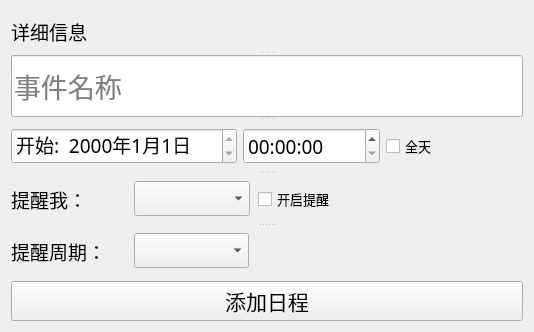
First picture: the form in calendar.ui, repository newt-rgb/StackOverFlow, before the edit.
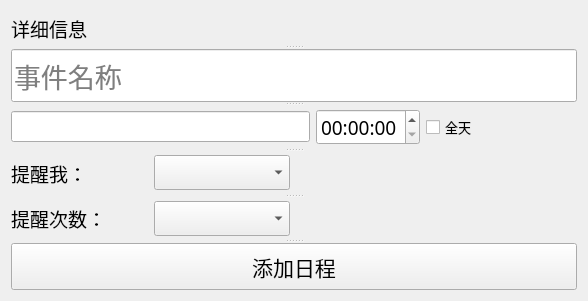
Second picture: the form after the edit.

What changed in the file:
```diff
--- a/calendar.ui
+++ b/calendar.ui
@@ -6,8 +6,8 @@
    <rect>
     <x>0</x>
     <y>0</y>
-    <width>534</width>
-    <height>332</height>
+    <width>588</width>
+    <height>301</height>
    </rect>
   </property>
   <property name="font">
@@ -61,22 +61,18 @@
        <string>事件名称</string>
       </property>
      </widget>
-     <widget class="QWidget" name="">
+     <widget class="QWidget" name="layoutWidget">
       <layout class="QHBoxLayout" name="horizontalLayout">
+       <property name="rightMargin">
+        <number>100</number>
+       </property>
        <item>
-        <widget class="QDateEdit" name="dateEdit">
+        <widget class="QLineEdit" name="lineEdit_2">
          <property name="font">
           <font>
-           <family>Adobe Devanagari</family>
            <pointsize>14</pointsize>
           </font>
          </property>
-         <property name="currentSection">
-          <enum>QDateTimeEdit::NoSection</enum>
-         </property>
-         <property name="displayFormat">
-          <string>开始:  yyyy年M月d日</string>
-         </property>
         </widget>
        </item>
        <item>
@@ -104,14 +100,13 @@
        </item>
       </layout>
      </widget>
-     <widget class="QWidget" name="">
+     <widget class="QWidget" name="layoutWidget">
+      <layout class="QHBoxLayout" name="horizontalLayout_3">
+       <property name="rightMargin">
+        <number>287</number>
+       </property>
+       <item>
       <layout class="QHBoxLayout" name="horizontalLayout_2">
-       <property name="spacing">
-        <number>8</number>
-       </property>
-       <property name="rightMargin">
-        <number>150</number>
-       </property>
        <item>
         <widget class="QLabel" name="label_3">
          <property name="font">
@@ -135,28 +130,14 @@
          </property>
         </widget>
        </item>
-       <item>
-        <widget class="QCheckBox" name="checkBox_2">
-         <property name="font">
-          <font>
-           <family>黑体</family>
-           <pointsize>10</pointsize>
-          </font>
-         </property>
-         <property name="text">
-          <string>开启提醒</string>
-         </property>
-        </widget>
+        </layout>
        </item>
       </layout>
      </widget>
-     <widget class="QWidget" name="">
-      <layout class="QHBoxLayout" name="horizontalLayout_3">
-       <property name="spacing">
-        <number>7</number>
-       </property>
+     <widget class="QWidget" name="layoutWidget">
+      <layout class="QHBoxLayout" name="horizontalLayout_4">
        <property name="rightMargin">
-        <number>274</number>
+        <number>287</number>
        </property>
        <item>
         <widget class="QLabel" name="label_4">
@@ -167,7 +148,7 @@
           </font>
          </property>
          <property name="text">
-          <string>提醒周期：</string>
+          <string>提醒次数：</string>
          </property>
         </widget>
        </item>
@@ -183,9 +164,6 @@
        </item>
       </layout>
      </widget>
-    </widget>
-   </item>
-   <item>
     <widget class="QPushButton" name="confirm">
      <property name="sizePolicy">
       <sizepolicy hsizetype="Preferred" vsizetype="Fixed">
@@ -200,6 +178,7 @@
       <string>添加日程</string>
      </property>
     </widget>
+    </widget>
    </item>
   </layout>
  </widget>
```
Left out of the diff: 16 changed lines with no effect on the pictures. Lines whose indentation alone changed are shown as unchanged.
